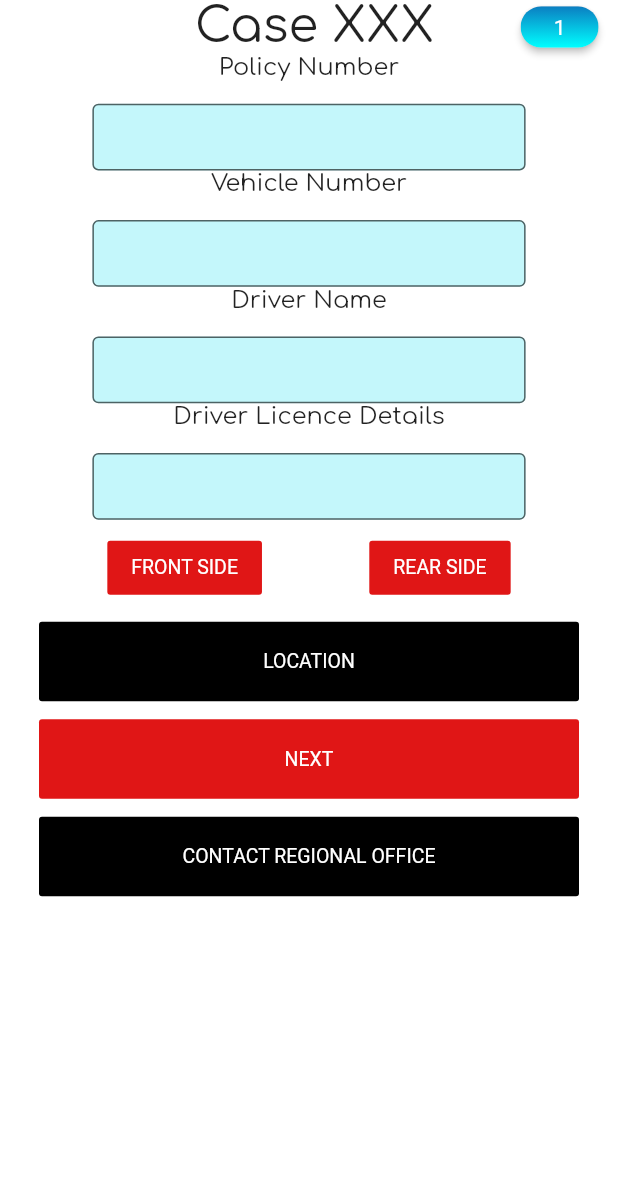
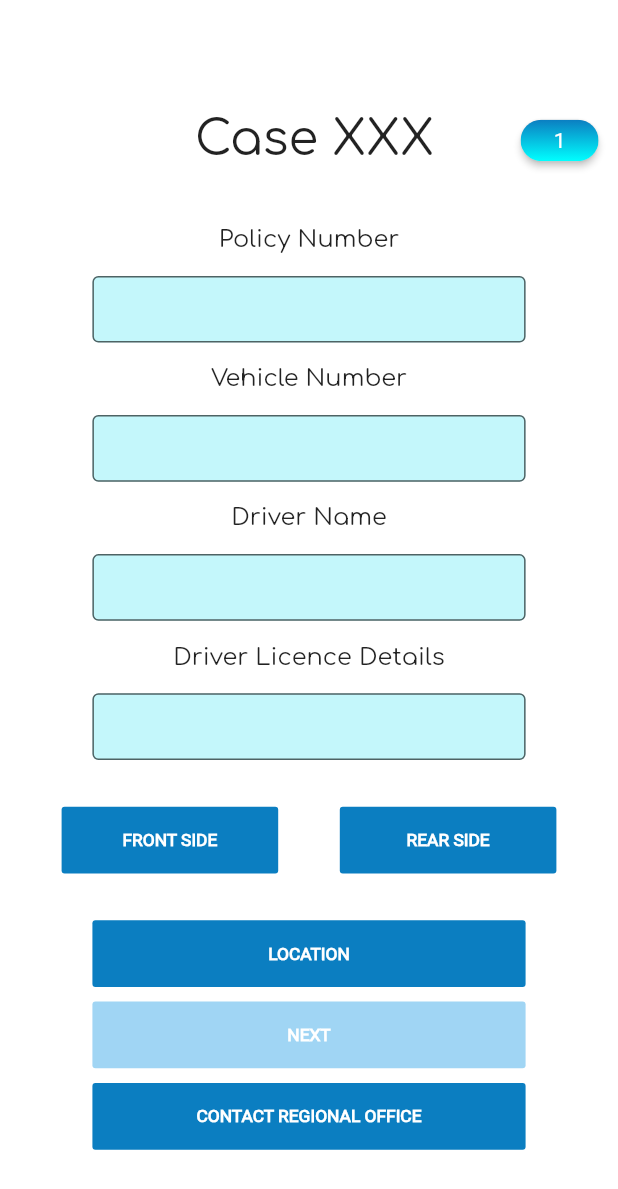
Before and after one commit to kravshan/AgentApp, a Flutter app: the Accept2 screen opened by its route, on a phone screen of 412 x 824 dp. Shown: the top 1189 px of the screen. Run offline on Flutter 3.47's test engine with Material 2 defaults, Android fonts, the phone set to English and light mode, and no system bars; our stand-ins replace flutter_screenutil, flutter_svg, image_picker; Roboto replaces fonts that are missing (Robot).

Commit message:
Insurance Agent App

```diff
--- a/lib/pages/accept_2.dart
+++ b/lib/pages/accept_2.dart
@@ -2,6 +2,7 @@ import 'package:flutter/material.dart';
 import 'package:insurance_app/services/input_box.dart';
 import 'package:image_picker/image_picker.dart';
 import 'package:insurance_app/services/topic_and_button.dart';
+import 'package:flutter_screenutil/flutter_screenutil.dart';
 
 class Accept2 extends StatefulWidget {
   const Accept2({Key? key}) : super(key: key);
@@ -22,90 +23,108 @@ class _Accept2State extends State<Accept2> {
       body: SingleChildScrollView(
         child: Column(
           children: [
+            SizedBox(height: 85.h,),
             TopicAndButton(text: 'Case XXX',),
+            SizedBox(height: 44.h,),
             InputBox(text: 'Policy Number', isObs: false),
+            SizedBox(height: 17.h,),
             InputBox(text: 'Vehicle Number', isObs: false),
+            SizedBox(height: 17.h,),
             InputBox(text: 'Driver Name', isObs: false),
+            SizedBox(height: 17.h,),
             InputBox(text: 'Driver Licence Details', isObs: false),
-            const SizedBox(height: 8.0,),
+            SizedBox(height: 35.h),
             Row(
               mainAxisAlignment: MainAxisAlignment.spaceEvenly,
               children: [
-                FlatButton(
+                SizedBox(
+                  height: 50.h,
+                  width: 150.w,
+                  child: FlatButton(
                     onPressed: (){
                       takePhoto(ImageSource.camera);
                     },
-                  child: const Text('FRONT SIDE',
+                    child: Text('FRONT SIDE',
                     style: TextStyle(
                       fontFamily: 'Robot',
-                    fontSize: 13.0,
-                    color: Colors.white
+                      fontSize: 13.sp,
+                      color: Colors.white,
+                      fontWeight: FontWeight.w900
                     ),),
-                  color: const Color.fromARGB(255, 224, 22, 22),
+                    color: const Color.fromARGB(255, 11, 126, 193),
                   ),
-                FlatButton(
+                ),
+                SizedBox(
+                  height: 50.h,
+                  width: 150.w,
+                  child: FlatButton(
                     onPressed: (){
                       takePhoto(ImageSource.camera);
                     },
-                  child: const Text('REAR SIDE',
+                    child: Text('REAR SIDE',
                       style: TextStyle(
                           fontFamily: 'Robot',
-                        fontSize: 13.0,
-                        color: Colors.white
+                          fontSize: 13.sp,
+                          color: Colors.white,
+                          fontWeight: FontWeight.w900
                       ),),
-                  color: const Color.fromARGB(255, 224, 22, 22),
+                    color: const Color.fromARGB(255, 11, 126, 193),
+                  ),
                 ),
               ],
             ),
-            Padding(
-              padding: const EdgeInsets.fromLTRB(10, 12, 10, 10),
+            SizedBox(height: 35.h),
+            SizedBox(
+              height: 50.h,
+              width: 300.w,
               child: FlatButton(
                 onPressed: (){
 
                 },
-                child: const Text('LOCATION',
+                child: Text('LOCATION',
                   style: TextStyle(
-                      fontSize: 13.0,
+                      fontSize: 13.sp,
                       fontFamily: 'Roboto',
-                      color: Colors.white
+                      color: Colors.white,
+                      fontWeight: FontWeight.w900
                   ),),
-                color: Colors.black,
-                height: 53.0,
-                minWidth: 360.0,
+                color: const Color.fromARGB(255, 11, 126, 193),
               ),
             ),
-            Padding(
-              padding: const EdgeInsets.all(2.0),
+            SizedBox(height: 11.h),
+            SizedBox(
+              height: 50.h,
+              width: 300.w,
               child: FlatButton(
                 onPressed: (){
                   Navigator.pushNamed(context, '/accept_3');
                 },
-                child: const Text('NEXT',
+                child: Text('NEXT',
                   style: TextStyle(
-                      fontSize: 13.0,
+                      fontSize: 13.sp,
                       fontFamily: 'Roboto',
-                      color: Colors.white
+                      color: Colors.white,
+                      fontWeight: FontWeight.w900
                   ),),
-                color: const Color.fromARGB(255, 224, 22, 22),
-                height: 53.0,
-                minWidth: 360.0,
+                color: const Color.fromARGB(255, 160, 213, 244),
               ),
             ),
-            Padding(
-              padding: const EdgeInsets.all(10.0),
+            SizedBox(height: 11.h),
+            SizedBox(
+              height: 50.h,
+              width: 300.w,
               child: FlatButton(
                 onPressed: (){
 
                 },
-                child: const Text('CONTACT REGIONAL OFFICE',
+                child: Text('CONTACT REGIONAL OFFICE',
                   style: TextStyle(
-                      fontSize: 13.0,
+                      fontSize: 13.sp,
                       fontFamily: 'Roboto',
-                      color: Colors.white
+                      color: Colors.white,
+                      fontWeight: FontWeight.w900
                   ),),
-                color: Colors.black,
-                height: 53.0,
-                minWidth: 360.0,
+                color: Color.fromARGB(255, 11, 126, 193),
               ),
             ),
           ],
```
Lines whose indentation alone changed are shown as unchanged.
